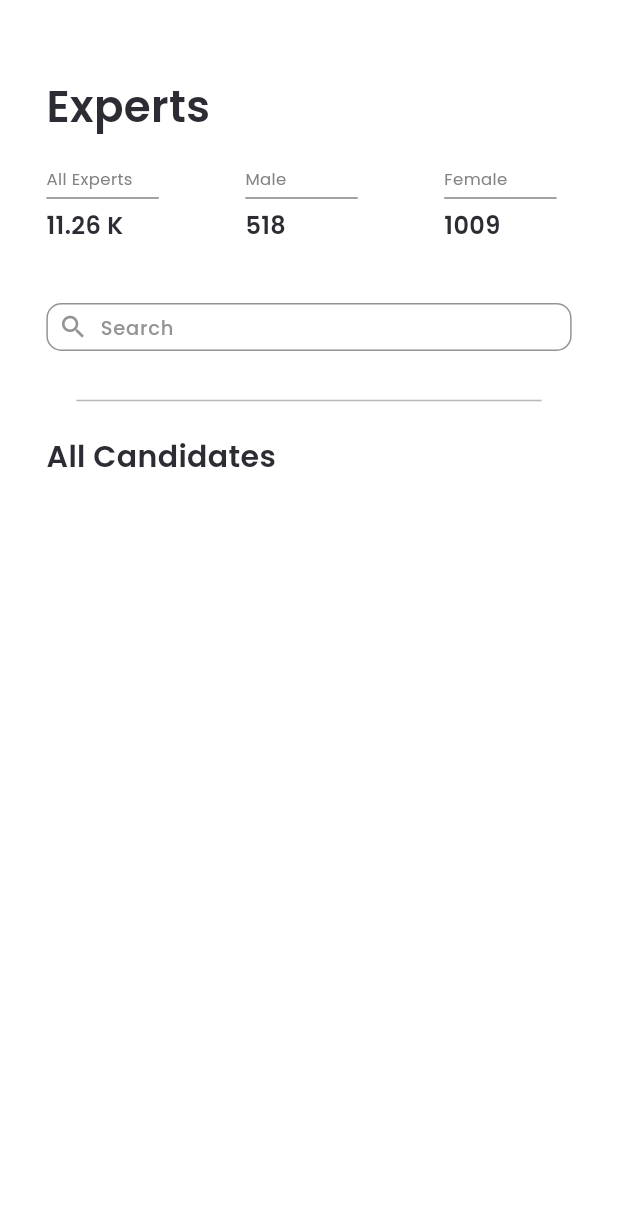
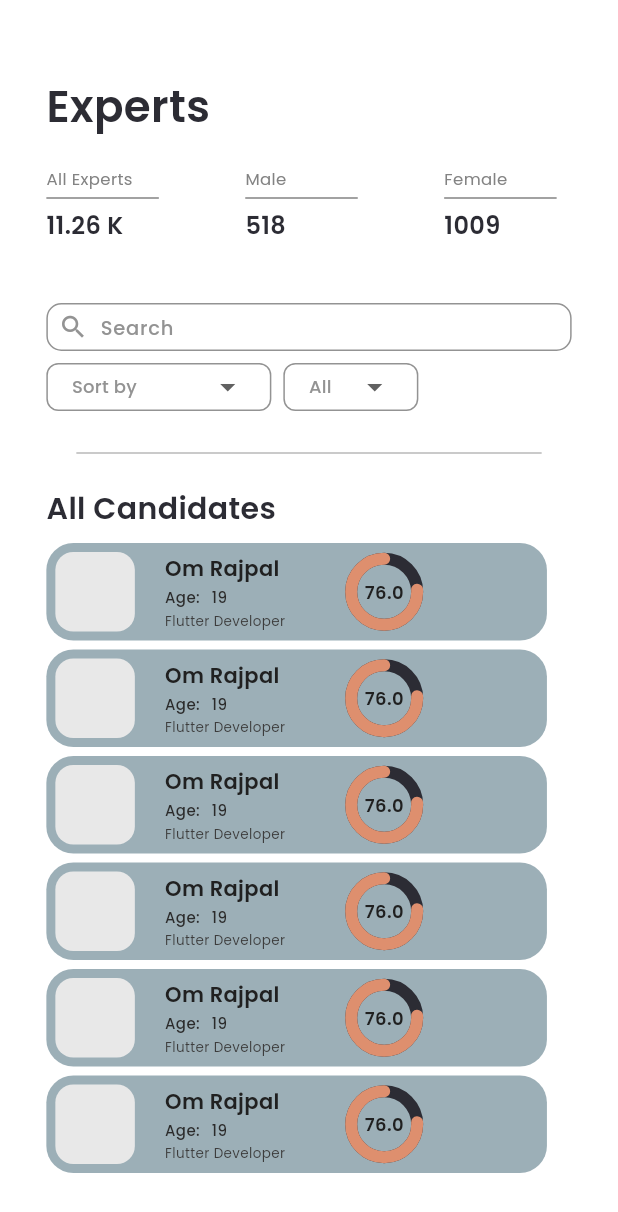
Before and after one commit to om13rajpal/SIH-app, a Flutter app: the UserList screen opened directly, on a phone screen of 412 x 824 dp. Shown: the top 1212 px of the screen. Run offline on Flutter 3.47's test engine with Material 3 defaults, Android fonts, the phone set to English and light mode, and no system bars; drawn by our look-alikes of percent_indicator; our stand-ins replace fluttertoast, lottie.

Commit message:
completed the job and userlist along with fliters functionality

```diff
--- /dev/null
+++ b/lib/components/sortnsearch.dart
@@ -0,0 +1,97 @@
+import 'package:flutter/material.dart';
+
+class Sort extends StatefulWidget {
+  const Sort({super.key});
+
+  @override
+  State<Sort> createState() => _SortState();
+}
+
+class _SortState extends State<Sort> {
+  String? selectedValue;
+
+  @override
+  Widget build(BuildContext context) {
+    return Row(
+      children: [
+        Container(
+          width: 150,
+          height: 32,
+          padding: const EdgeInsets.symmetric(horizontal: 16),
+          decoration: BoxDecoration(
+            color: Colors.white,
+            border: Border.all(color: const Color(0xff939393), width: 1),
+            borderRadius: BorderRadius.circular(8),
+          ),
+          child: DropdownButton<String>(
+            value: selectedValue,
+            hint: const Text("Sort by",
+                style: TextStyle(
+                  color: Color(0xff939393),
+                  fontSize: 12,
+                  fontFamily: 'Poppins',
+                  fontWeight: FontWeight.w500,
+                )),
+            isExpanded: true,
+            underline: const SizedBox(),
+            items: const [
+              DropdownMenuItem(
+                value: "latest",
+                child: Text("Latest"),
+              ),
+              DropdownMenuItem(
+                value: "oldest",
+                child: Text("Oldest"),
+              ),
+            ],
+            onChanged: (value) {
+              setState(() {
+                selectedValue = value;
+              });
+            },
+          ),
+        ),
+        const SizedBox(
+          width: 8,
+        ),
+        Container(
+          width: 90,
+          height: 32,
+          padding: const EdgeInsets.symmetric(horizontal: 16),
+          decoration: BoxDecoration(
+            color: Colors.white,
+            border: Border.all(color: const Color(0xff939393), width: 1),
+            borderRadius: BorderRadius.circular(8),
+          ),
+          child: DropdownButton<String>(
+            value: selectedValue,
+            hint: const Text("All",
+                style: TextStyle(
+                  color: Color(0xff939393),
+                  fontSize: 12,
+                  fontFamily: 'Poppins',
+                  fontWeight: FontWeight.w500,
+                )),
+            isExpanded: true,
+            underline: const SizedBox(),
+            items: const [
+              DropdownMenuItem(
+                value: "latest",
+                child: Text("Latest"),
+              ),
+              DropdownMenuItem(
+                value: "oldest",
+                child: Text("Oldest"),
+              ),
+            ],
+            onChanged: (value) {
+              setState(() {
+                selectedValue = value;
+              });
+            },
+          ),
+        )
+      ],
+    );
+  }
+}
--- /dev/null
+++ b/lib/components/userdetail.dart
@@ -0,0 +1,99 @@
+import 'package:drdo/components/text.dart';
+import 'package:flutter/material.dart';
+import 'package:percent_indicator/circular_percent_indicator.dart';
+
+class UserDetail extends StatelessWidget {
+  final String name;
+  final String age;
+  final String work;
+  final double percent;
+  const UserDetail({super.key, required this.name, required this.age, required this.work, required this.percent});
+
+  @override
+  Widget build(BuildContext context) {
+    return Container(
+      width: MediaQuery.of(context).size.width * 0.81,
+      height: 65,
+      decoration: BoxDecoration(
+        color: const Color(0xff9CAFB7),
+        borderRadius: BorderRadius.circular(18),
+      ),
+      child: Padding(
+        padding: const EdgeInsets.only(left: 6),
+        child: Row(
+          mainAxisAlignment: MainAxisAlignment.start,
+          crossAxisAlignment: CrossAxisAlignment.center,
+          children: [
+            Container(
+              width: 53,
+              height: 53,
+              decoration: BoxDecoration(
+                color: const Color(0xffE8E8E8),
+                borderRadius: BorderRadius.circular(12),
+              ),
+            ),
+            const SizedBox(
+              width: 20,
+            ),
+            Padding(
+              padding: const EdgeInsets.symmetric(vertical: 6),
+              child: Column(
+                mainAxisAlignment: MainAxisAlignment.spaceAround,
+                crossAxisAlignment: CrossAxisAlignment.start,
+                children: [
+                  TextData(
+                      text: name,
+                      fontSize: 14,
+                      fontWeight: FontWeight.w600,
+                      color: const Color(0xff202020)),
+                  Row(
+                    children: [
+                      const TextData(
+                          text: "Age: ",
+                          fontSize: 10,
+                          fontWeight: FontWeight.w500,
+                          color: Color(0xff2b2b2b)),
+                      const SizedBox(
+                        width: 5,
+                      ),
+                      TextData(
+                          text: age,
+                          fontSize: 10,
+                          fontWeight: FontWeight.w500,
+                          color: const Color(0xff2b2b2b)),
+                    ],
+                  ),
+                  TextData(
+                      text: work,
+                      fontSize: 9,
+                      fontWeight: FontWeight.w400,
+                      color: const Color(0xff3d3d3d))
+                ],
+              ),
+            ),
+            const SizedBox(
+              width: 40,
+            ),
+            CircularPercentIndicator(
+              radius: 26,
+              lineWidth: 8,
+              percent: percent,
+              animateToInitialPercent: true,
+              center: TextData(
+                  text: (percent * 100).toString(),
+                  fontSize: 12,
+                  fontWeight: FontWeight.w600,
+                  color: const Color(0xff202020)),
+              animationDuration: 1000,
+              progressColor: const Color(0xffDE8F6E),
+              backgroundColor: const Color(0xff2C2C34),
+              animation: true,
+              reverse: true,
+              circularStrokeCap: CircularStrokeCap.round,
+            ),
+          ],
+        ),
+      ),
+    );
+  }
+}
--- a/lib/joblist.dart
+++ b/lib/joblist.dart
@@ -4,6 +4,7 @@ import 'package:drdo/components/mainheading.dart';
 import 'package:drdo/components/numbers.dart';
 import 'package:drdo/components/searchbar.dart';
 import 'package:drdo/components/sectionheading.dart';
+import 'package:drdo/components/sortnsearch.dart';
 import 'package:drdo/components/text.dart';
 import 'package:flutter/material.dart';
 
@@ -138,13 +139,9 @@ class JobList extends StatelessWidget {
                     child: Search(controller: controller)
                   ),
                   const SizedBox(
-                    height: 5,
+                    height: 8,
                   ),
-                  const Row(
-                    children: [
-                      // drop down here
-                    ],
-                  ),
+                  const Sort(),
                   const SizedBox(
                     height: 10,
                   ),
--- a/lib/userlist.dart
+++ b/lib/userlist.dart
@@ -3,11 +3,19 @@ import 'package:drdo/components/mainheading.dart';
 import 'package:drdo/components/numbers.dart';
 import 'package:drdo/components/searchbar.dart';
 import 'package:drdo/components/sectionheading.dart';
+import 'package:drdo/components/sortnsearch.dart';
+import 'package:drdo/components/userdetail.dart';
 import 'package:flutter/material.dart';
 
-class UserList extends StatelessWidget {
+class UserList extends StatefulWidget {
   const UserList({super.key});
 
+  @override
+  State<UserList> createState() => _UserListState();
+}
+
+class _UserListState extends State<UserList> {
+  String? selectedValue;
   @override
   Widget build(BuildContext context) {
     final TextEditingController controller = TextEditingController();
@@ -42,13 +50,9 @@ class UserList extends StatelessWidget {
               ),
               SizedBox(height: 32, child: Search(controller: controller)),
               const SizedBox(
-                height: 5,
+                height: 8,
               ),
-              const Row(
-                children: [
-                  // drop down here
-                ],
-              ),
+              const Sort(),
               const SizedBox(
                 height: 20,
               ),
@@ -64,7 +68,51 @@ class UserList extends StatelessWidget {
               const SizedBox(
                 height: 8,
               ),
-              // list of users here
+              const UserDetail(
+                  name: "Om Rajpal",
+                  age: "19",
+                  work: "Flutter Developer",
+                  percent: 0.76),
+              const SizedBox(
+                height: 6,
+              ),
+              const UserDetail(
+                  name: "Om Rajpal",
+                  age: "19",
+                  work: "Flutter Developer",
+                  percent: 0.76),
+              const SizedBox(
+                height: 6,
+              ),
+              const UserDetail(
+                  name: "Om Rajpal",
+                  age: "19",
+                  work: "Flutter Developer",
+                  percent: 0.76),
+              const SizedBox(
+                height: 6,
+              ),
+              const UserDetail(
+                  name: "Om Rajpal",
+                  age: "19",
+                  work: "Flutter Developer",
+                  percent: 0.76),
+              const SizedBox(
+                height: 6,
+              ),
+              const UserDetail(
+                  name: "Om Rajpal",
+                  age: "19",
+                  work: "Flutter Developer",
+                  percent: 0.76),
+              const SizedBox(
+                height: 6,
+              ),
+              const UserDetail(
+                  name: "Om Rajpal",
+                  age: "19",
+                  work: "Flutter Developer",
+                  percent: 0.76),
             ],
           ),
         ),
```
